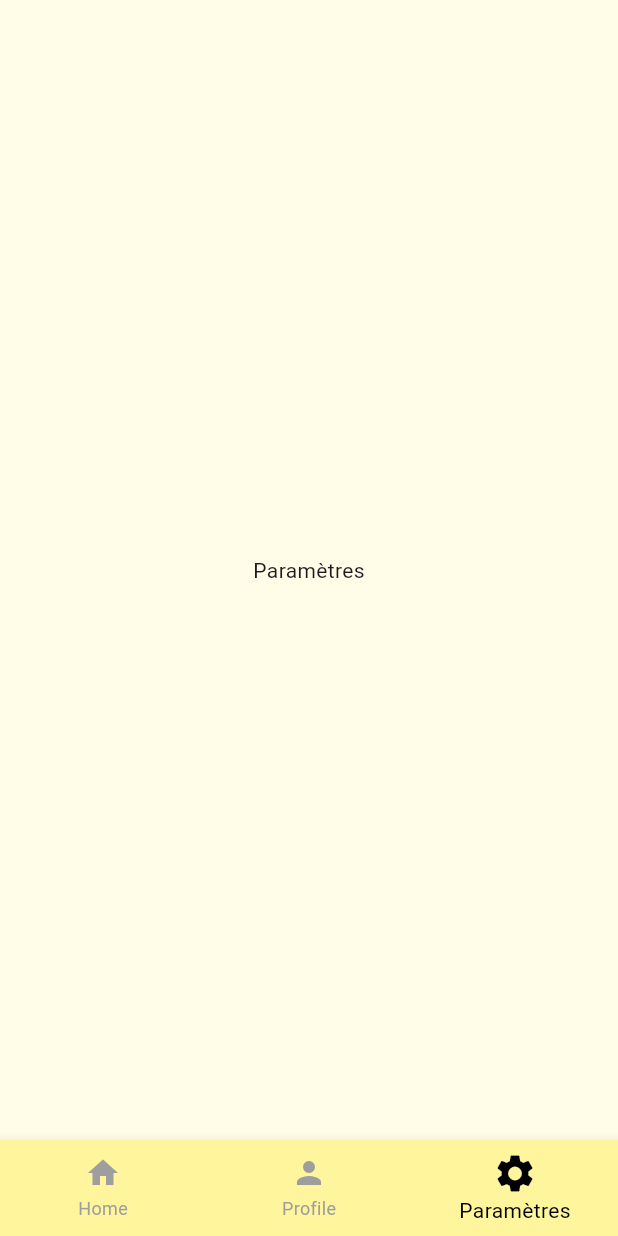
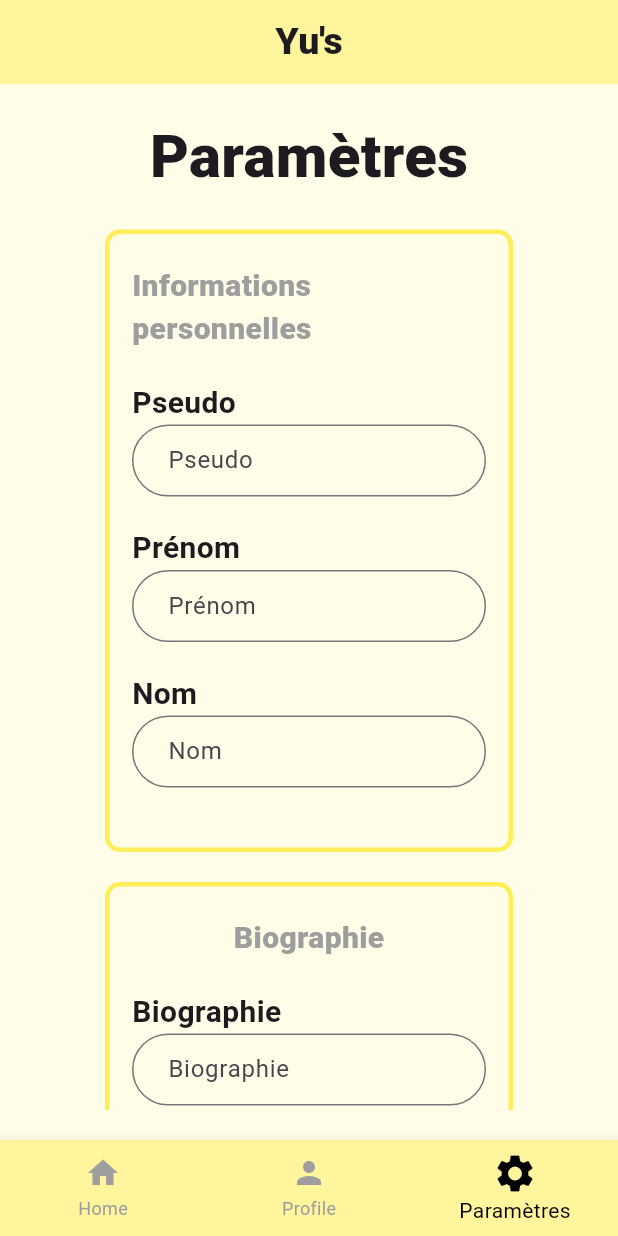
Before and after one commit to GABLRM/yus-frontend, a Flutter app: the CustomBottomNavigationBar screen opened by its route, item 3 of the bottom bar chosen, on a phone screen of 412 x 824 dp. Run offline on Flutter 3.47's test engine with Material 3 defaults, Android fonts, the phone set to English and light mode, and no system bars; our stand-ins replace flutter_secure_storage, jwt_decoder; accounts and stored records are empty; network calls fail.

Commit message:
:sparkles: feat: settings pages

```diff
--- /dev/null
+++ b/lib/pages/settings.dart
@@ -0,0 +1,37 @@
+import 'package:flutter/material.dart';
+import 'package:yus_dev/widgets/form/settings_form_widget.dart';
+
+class SettingsPage extends StatefulWidget {
+  const SettingsPage({super.key});
+
+  @override
+  State<SettingsPage> createState() => _SettingsPageState();
+}
+
+class _SettingsPageState extends State<SettingsPage> {
+  @override
+  Widget build(BuildContext context) {
+    return Scaffold(
+      resizeToAvoidBottomInset: false,
+      appBar: AppBar(
+        title: const Text(
+          "Yu's",
+          style: TextStyle(fontSize: 25, fontWeight: FontWeight.w800),
+        ),
+        automaticallyImplyLeading: false,
+        centerTitle: true,
+        backgroundColor: Colors.yellow[200],
+      ),
+      body: const SafeArea(
+        child: Padding(
+          padding: EdgeInsets.all(20.0),
+          child: Center(
+            child: SingleChildScrollView(
+              child: SettingsForm(),
+            ),
+          ),
+        ),
+      ),
+    );
+  }
+}
--- a/lib/repositories/user_repository.dart
+++ b/lib/repositories/user_repository.dart
@@ -64,3 +64,28 @@ Future<User> fetchUserConnected() async {
     throw Exception('Failed to load user');
   }
 }
+
+Future<void> updateUser(String username, String firstname, String lastname,
+    String biography, String email, String password) async {
+  final token = await storage.read(key: 'token');
+
+  final Map<String, String> body = {};
+  if (username != '') body['username'] = username;
+  if (firstname != '') body['firstname'] = firstname;
+  if (lastname != '') body['lastname'] = lastname;
+  if (biography != '') body['biography'] = biography;
+  if (email != '') body['email'] = email;
+  if (password != '') body['password'] = password;
+
+  final response = await http.put(
+    Uri.parse('http://localhost:9001/users/me'),
+    headers: {
+      'Content-Type': 'application/json; charset=UTF-8',
+      'Authorization': 'Bearer $token',
+    },
+    body: jsonEncode(body),
+  );
+  if (response.statusCode != 200) {
+    throw Exception('Failed to update user');
+  }
+}
--- /dev/null
+++ b/lib/widgets/form/settings_form_widget.dart
@@ -0,0 +1,221 @@
+import 'package:flutter/material.dart';
+import 'package:yus_dev/repositories/user_repository.dart';
+import 'package:yus_dev/widgets/button/app_button.dart';
+import 'package:yus_dev/widgets/input/app_input_label.dart';
+import 'package:yus_dev/widgets/input/app_input_password.dart';
+
+class SettingsForm extends StatefulWidget {
+  const SettingsForm({super.key});
+
+  @override
+  State<SettingsForm> createState() => _SettingsFormState();
+}
+
+class _SettingsFormState extends State<SettingsForm> {
+  late TextEditingController usernameController = TextEditingController();
+  late TextEditingController firstnameController = TextEditingController();
+  late TextEditingController lastnameController = TextEditingController();
+  late TextEditingController bioController = TextEditingController();
+  late TextEditingController emailController = TextEditingController();
+  late TextEditingController passwordController = TextEditingController();
+  late TextEditingController confirmController = TextEditingController();
+
+  final _formKey = GlobalKey<FormState>();
+
+  @override
+  void initState() {
+    super.initState();
+    usernameController = TextEditingController();
+    firstnameController = TextEditingController();
+    lastnameController = TextEditingController();
+    bioController = TextEditingController();
+    emailController = TextEditingController();
+    passwordController = TextEditingController();
+    confirmController = TextEditingController();
+  }
+
+  @override
+  void dispose() {
+    super.dispose();
+    usernameController.dispose();
+    firstnameController.dispose();
+    lastnameController.dispose();
+    bioController.dispose();
+    emailController.dispose();
+    passwordController.dispose();
+    confirmController.dispose();
+  }
+
+  @override
+  Widget build(BuildContext context) {
+    final screenWidth = MediaQuery.of(context).size.width;
+
+    return Padding(
+      padding: const EdgeInsets.symmetric(horizontal: 50),
+      child: Form(
+        key: _formKey,
+        child: Column(
+          mainAxisAlignment: MainAxisAlignment.center,
+          crossAxisAlignment: CrossAxisAlignment.center,
+          children: [
+            const Text(
+              "Paramètres",
+              style: TextStyle(fontSize: 40, fontWeight: FontWeight.w800),
+            ),
+            const SizedBox(
+              height: 20,
+            ),
+            Container(
+              width: screenWidth,
+              padding: const EdgeInsetsDirectional.symmetric(
+                  vertical: 20, horizontal: 15),
+              decoration: BoxDecoration(
+                border: Border.all(color: Colors.yellow[400]!, width: 3),
+                borderRadius: BorderRadius.circular(10),
+              ),
+              child: Column(
+                children: [
+                  const Text(
+                    "Informations personnelles",
+                    style: TextStyle(
+                        fontSize: 20,
+                        fontWeight: FontWeight.w800,
+                        color: Colors.grey),
+                  ),
+                  const SizedBox(
+                    height: 20,
+                  ),
+                  LabelInput(label: 'Pseudo', controller: usernameController),
+                  const SizedBox(
+                    height: 20,
+                  ),
+                  LabelInput(label: 'Prénom', controller: firstnameController),
+                  const SizedBox(
+                    height: 20,
+                  ),
+                  LabelInput(label: 'Nom', controller: lastnameController),
+                  const SizedBox(
+                    height: 20,
+                  ),
+                ],
+              ),
+            ),
+            const SizedBox(
+              height: 20,
+            ),
+            Container(
+              width: screenWidth,
+              padding: const EdgeInsetsDirectional.symmetric(
+                  vertical: 20, horizontal: 15),
+              decoration: BoxDecoration(
+                border: Border.all(color: Colors.yellow[400]!, width: 3),
+                borderRadius: BorderRadius.circular(10),
+              ),
+              child: Column(
+                children: [
+                  const Text(
+                    "Biographie",
+                    style: TextStyle(
+                        fontSize: 20,
+                        fontWeight: FontWeight.w800,
+                        color: Colors.grey),
+                  ),
+                  const SizedBox(
+                    height: 20,
+                  ),
+                  LabelInput(label: 'Biographie', controller: bioController),
+                  const SizedBox(
+                    height: 20,
+                  ),
+                ],
+              ),
+            ),
+            const SizedBox(
+              height: 20,
+            ),
+            Container(
+              width: screenWidth,
+              padding: const EdgeInsetsDirectional.symmetric(
+                  vertical: 20, horizontal: 15),
+              decoration: BoxDecoration(
+                border: Border.all(color: Colors.yellow[400]!, width: 3),
+                borderRadius: BorderRadius.circular(10),
+              ),
+              child: Column(
+                children: [
+                  const Text(
+                    "Email",
+                    style: TextStyle(
+                        fontSize: 20,
+                        fontWeight: FontWeight.w800,
+                        color: Colors.grey),
+                  ),
+                  const SizedBox(
+                    height: 20,
+                  ),
+                  LabelInput(
+                      label: 'Nouvelle adresse mail',
+                      controller: emailController),
+                  const SizedBox(
+                    height: 20,
+                  ),
+                ],
+              ),
+            ),
+            const SizedBox(
+              height: 20,
+            ),
+            Container(
+              width: screenWidth,
+              padding: const EdgeInsetsDirectional.symmetric(
+                  vertical: 20, horizontal: 15),
+              decoration: BoxDecoration(
+                border: Border.all(color: Colors.yellow[400]!, width: 3),
+                borderRadius: BorderRadius.circular(10),
+              ),
+              child: Column(
+                children: [
+                  const Text(
+                    "Sécurité",
+                    style: TextStyle(
+                        fontSize: 20,
+                        fontWeight: FontWeight.w800,
+                        color: Colors.grey),
+                  ),
+                  const SizedBox(
+                    height: 20,
+                  ),
+                  PasswordInput(
+                      label: 'Nouveau Mot de passe',
+                      controller: passwordController),
+                  const SizedBox(
+                    height: 20,
+                  ),
+                  PasswordInput(
+                    label: 'Confirmez votre nouveau mot de passe',
+                    controller: confirmController,
+                  ),
+                ],
+              ),
+            ),
+            const SizedBox(
+              height: 20,
+            ),
+            CustomButton(
+              text: "Sauvegarder",
+              press: () {
+                updateUser(
+                    usernameController.text,
+                    firstnameController.text,
+                    lastnameController.text,
+                    bioController.text,
+                    emailController.text,
+                    passwordController.text);
+              },
+            ),
+          ],
+        ),
+      ),
+    );
+  }
+}
--- a/lib/widgets/input/app_input_password.dart
+++ b/lib/widgets/input/app_input_password.dart
@@ -36,7 +36,7 @@ class PasswordInputState extends State<PasswordInput> {
             hintText: widget.label,
             suffixIcon: IconButton(
               icon: Icon(
-                _passwordVisible ? Icons.visibility_off : Icons.visibility,
+                _passwordVisible ? Icons.visibility : Icons.visibility_off,
               ),
               onPressed: () {
                 setState(() {
--- a/lib/widgets/navbar/app_bottom_navigation_bar.dart
+++ b/lib/widgets/navbar/app_bottom_navigation_bar.dart
@@ -1,6 +1,7 @@
 import 'package:flutter/material.dart';
 import 'package:yus_dev/pages/home.dart';
 import 'package:yus_dev/pages/profile.dart';
+import 'package:yus_dev/pages/settings.dart';
 
 class CustomBottomNavigationBar extends StatefulWidget {
   const CustomBottomNavigationBar({super.key});
@@ -16,9 +17,7 @@ class _CustomBottomNavigationBarState extends State<CustomBottomNavigationBar> {
   static const List<Widget> _widgetOptions = <Widget>[
     HomePage(),
     ProfilePage(),
-    Text(
-      'Paramètres',
-    ),
+    SettingsPage(),
   ];
 
   void _onItemTapped(int index) {
```
